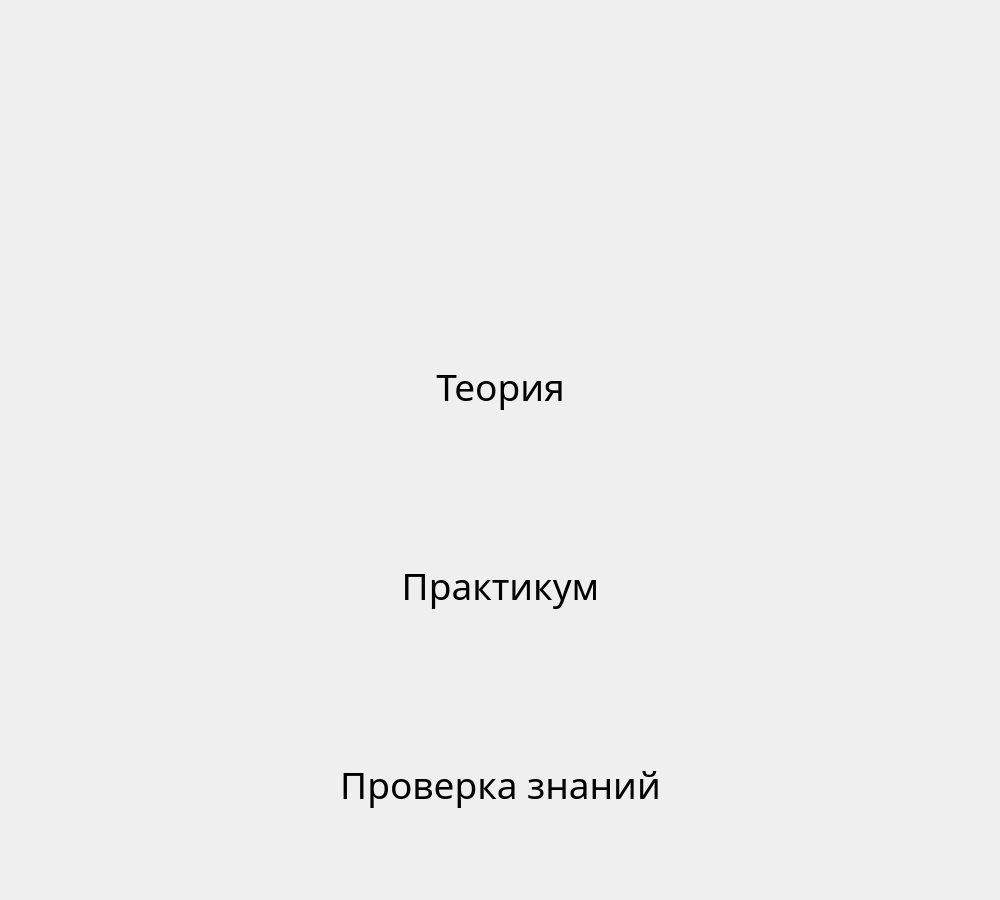
Before: the Qt Designer form Triod/mainwindow.ui in Azamature1719/Training-program-Triod, drawn with Qt 5.
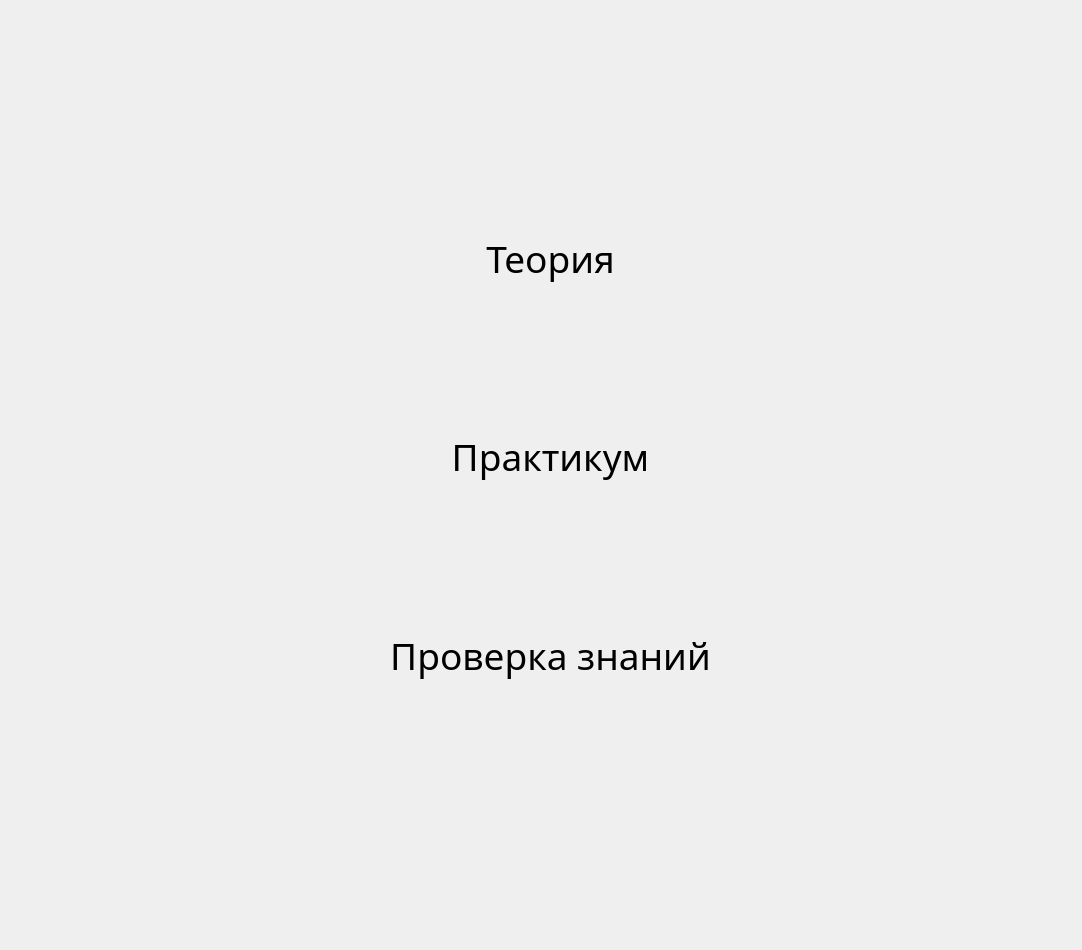
After: the same form once the commit is applied. Custom widgets are drawn as their Qt base class.

Diff of the .ui file:
```diff
--- a/Triod/mainwindow.ui
+++ b/Triod/mainwindow.ui
@@ -6,8 +6,8 @@
    <rect>
     <x>0</x>
     <y>0</y>
-    <width>1000</width>
-    <height>900</height>
+    <width>1082</width>
+    <height>950</height>
    </rect>
   </property>
   <property name="windowTitle">
@@ -18,24 +18,21 @@
     <property name="geometry">
      <rect>
       <x>0</x>
-      <y>10</y>
-      <width>1000</width>
-      <height>900</height>
+      <y>0</y>
+      <width>1082</width>
+      <height>951</height>
      </rect>
     </property>
     <widget class="QWidget" name="mainPage">
-     <widget class="QWidget" name="">
-      <property name="geometry">
-       <rect>
-        <x>70</x>
-        <y>280</y>
-        <width>861</width>
-        <height>591</height>
-       </rect>
-      </property>
-      <layout class="QVBoxLayout" name="verticalLayout">
-       <item>
         <widget class="ClickableLabel" name="goTheory">
+      <property name="geometry">
+       <rect>
+        <x>120</x>
+        <y>193</y>
+        <width>861</width>
+        <height>131</height>
+       </rect>
+      </property>
          <property name="font">
           <font>
            <family>Nunito</family>
@@ -49,25 +46,15 @@
           <set>Qt::AlignCenter</set>
          </property>
         </widget>
-       </item>
-       <item>
-        <widget class="ClickableLabel" name="goDemo">
-         <property name="font">
-          <font>
-           <family>Nunito</family>
-           <pointsize>28</pointsize>
-          </font>
-         </property>
-         <property name="text">
-          <string>Практикум</string>
-         </property>
-         <property name="alignment">
-          <set>Qt::AlignCenter</set>
-         </property>
-        </widget>
-       </item>
-       <item>
         <widget class="ClickableLabel" name="goExam">
+      <property name="geometry">
+       <rect>
+        <x>120</x>
+        <y>590</y>
+        <width>861</width>
+        <height>131</height>
+       </rect>
+      </property>
          <property name="font">
           <font>
            <family>Nunito</family>
@@ -81,8 +68,33 @@
           <set>Qt::AlignCenter</set>
          </property>
         </widget>
-       </item>
-      </layout>
+     <widget class="ClickableLabel" name="goDemo">
+      <property name="geometry">
+       <rect>
+        <x>120</x>
+        <y>391</y>
+        <width>861</width>
+        <height>131</height>
+       </rect>
+      </property>
+      <property name="font">
+       <font>
+        <family>Nunito</family>
+        <pointsize>28</pointsize>
+       </font>
+      </property>
+      <property name="cursor">
+       <cursorShape>PointingHandCursor</cursorShape>
+      </property>
+      <property name="mouseTracking">
+       <bool>true</bool>
+      </property>
+      <property name="text">
+       <string>Практикум</string>
+      </property>
+      <property name="alignment">
+       <set>Qt::AlignCenter</set>
+      </property>
      </widget>
     </widget>
     <widget class="Theory" name="theoryPage"/>
@@ -92,24 +104,6 @@
   </widget>
  </widget>
  <customwidgets>
-  <customwidget>
-   <class>Theory</class>
-   <extends>QWidget</extends>
-   <header location="global">theory.h</header>
-   <container>1</container>
-  </customwidget>
-  <customwidget>
-   <class>Demonstration</class>
-   <extends>QWidget</extends>
-   <header location="global">demonstration.h</header>
-   <container>1</container>
-  </customwidget>
-  <customwidget>
-   <class>Exam</class>
-   <extends>QWidget</extends>
-   <header location="global">exam.h</header>
-   <container>1</container>
-  </customwidget>
   <customwidget>
    <class>ClickableLabel</class>
    <extends>QLabel</extends>
@@ -119,6 +113,24 @@
     <slot>on_theory_clicked()</slot>
    </slots>
   </customwidget>
+  <customwidget>
+   <class>Theory</class>
+   <extends>QWidget</extends>
+   <header location="global">theory.h</header>
+   <container>1</container>
+  </customwidget>
+  <customwidget>
+   <class>Demonstration</class>
+   <extends>QWidget</extends>
+   <header location="global">demonstration.h</header>
+   <container>1</container>
+  </customwidget>
+  <customwidget>
+   <class>Exam</class>
+   <extends>QWidget</extends>
+   <header location="global">exam.h</header>
+   <container>1</container>
+  </customwidget>
  </customwidgets>
  <resources/>
  <connections/>
```
Left out of the diff: 14 changed lines with no effect on the pictures. Lines whose indentation alone changed are shown as unchanged.
